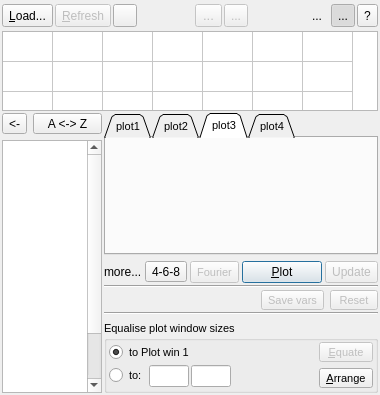
This is CDataSelWin.ui in max-privato/PlotXY_OpenSource as Qt 5 draws it before an edit. The edited form follows.
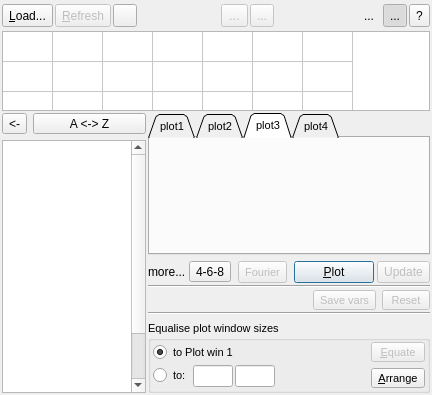
This is the edited form. The open tabs and pages were chosen to show the change. Icons and pictures are not drawn. Custom widgets are drawn as their Qt base class.

```diff
--- a/CDataSelWin.ui
+++ b/CDataSelWin.ui
@@ -9,7 +9,7 @@
    <rect>
     <x>0</x>
     <y>0</y>
-    <width>358</width>
+    <width>432</width>
     <height>395</height>
    </rect>
   </property>
```
Left out of the diff: 72 changed lines with no effect on the pictures.
